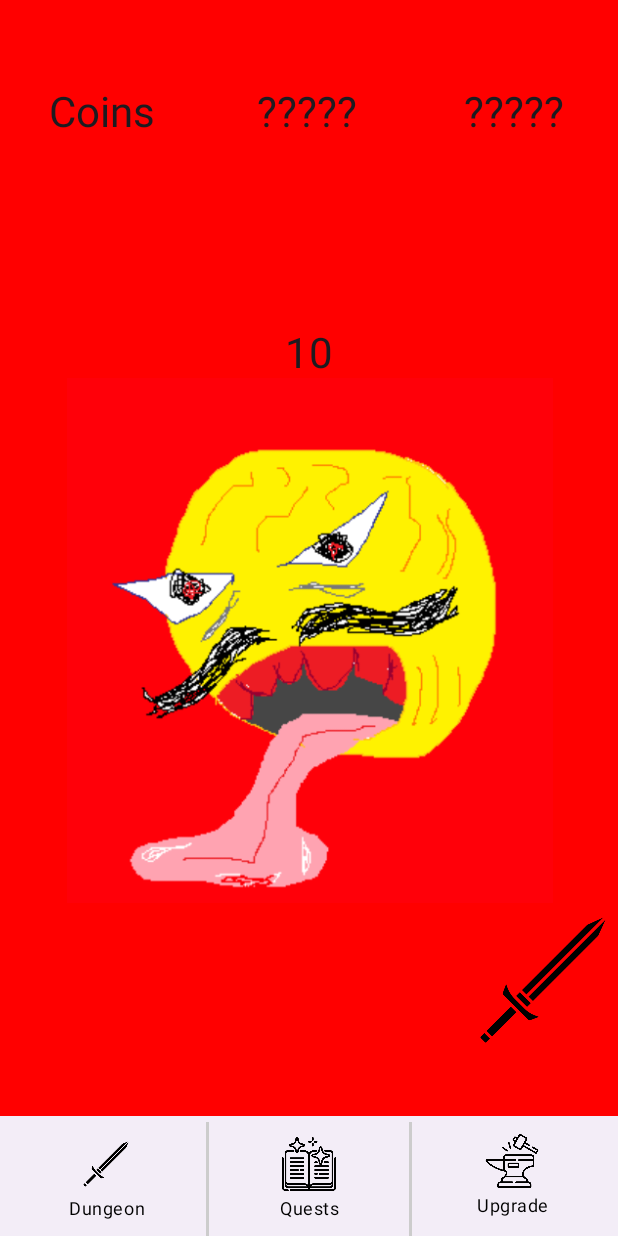
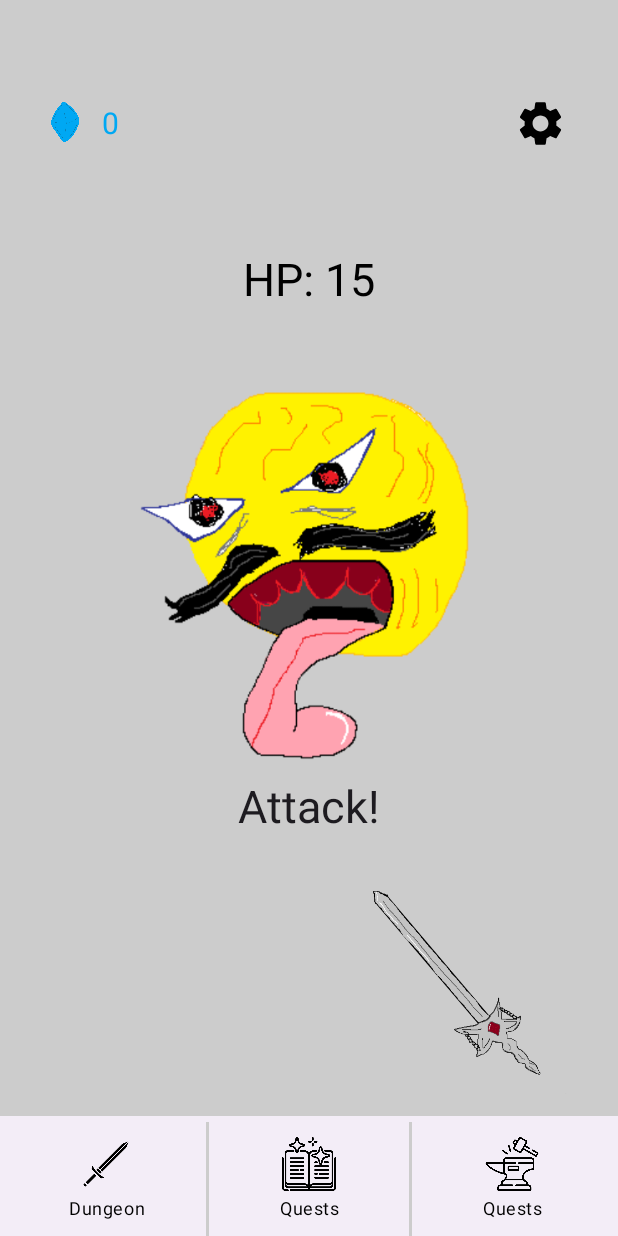
Before and after one commit to pablofpx/DAM_Knightly, an Android app built with Jetpack Compose: the GameScreen screen opened through its navigation route, on a phone screen of 412 x 824 dp. Run offline under Robolectric (Android 15) with nearby library versions, the phone set to English and light mode, and no system bars; our stand-ins replace constraintlayout-compose.

Commit message:
arte set

```diff
--- a/app/src/main/java/com/example/knight/BottomBarItem.kt
+++ b/app/src/main/java/com/example/knight/BottomBarItem.kt
@@ -37,7 +37,7 @@ fun BottomBarItem(imageRes: Int, text: String, onClick: () -> Unit) {
         colors = ButtonDefaults.buttonColors(
             containerColor = Color.Transparent, // Fondo transparente
             contentColor = Color.Black), // color del contenido
-        onClick = {}
+        onClick = { onClick() }
     ) {
         Column(
             modifier = Modifier,
--- a/app/src/main/java/com/example/knight/MainActivity.kt
+++ b/app/src/main/java/com/example/knight/MainActivity.kt
@@ -1,85 +1,63 @@
 package com.example.knight
 
-import android.annotation.SuppressLint
-import android.net.wifi.hotspot2.pps.HomeSp
+import android.content.Context
 import android.os.Bundle
+import android.util.Log
+import android.widget.Toast
 import androidx.activity.ComponentActivity
+import androidx.activity.compose.BackHandler
 import androidx.activity.compose.setContent
 import androidx.activity.enableEdgeToEdge
+import androidx.compose.animation.core.Animatable
+import androidx.compose.animation.core.AnimationVector1D
+import androidx.compose.animation.core.VectorConverter
+import androidx.compose.animation.core.tween
 import androidx.compose.foundation.Image
 import androidx.compose.foundation.background
 import androidx.compose.foundation.border
 import androidx.compose.foundation.clickable
-import androidx.compose.foundation.gestures.snapping.SnapPosition
-import androidx.compose.foundation.horizontalScroll
 import androidx.compose.foundation.interaction.MutableInteractionSource
 import androidx.compose.foundation.layout.Arrangement
 import androidx.compose.foundation.layout.Box
 import androidx.compose.foundation.layout.Column
-import androidx.compose.foundation.layout.PaddingValues
 import androidx.compose.foundation.layout.Row
 import androidx.compose.foundation.layout.Spacer
-import androidx.compose.foundation.layout.WindowInsets
-import androidx.compose.foundation.layout.asPaddingValues
 import androidx.compose.foundation.layout.fillMaxHeight
 import androidx.compose.foundation.layout.fillMaxSize
 import androidx.compose.foundation.layout.fillMaxWidth
 import androidx.compose.foundation.layout.height
-import androidx.compose.foundation.layout.navigationBars
+import androidx.compose.foundation.layout.offset
 import androidx.compose.foundation.layout.padding
 import androidx.compose.foundation.layout.size
-import androidx.compose.foundation.layout.width
-import androidx.compose.foundation.layout.wrapContentSize
-import androidx.compose.foundation.shape.RoundedCornerShape
-import androidx.compose.foundation.verticalScroll
-import androidx.compose.material.icons.Icons
-import androidx.compose.material.icons.filled.AddCircle
+import androidx.compose.material3.AlertDialog
 import androidx.compose.material3.BottomAppBar
-import androidx.compose.material3.Button
-import androidx.compose.material3.ButtonDefaults
-import androidx.compose.material3.Divider
-import androidx.compose.material3.ExperimentalMaterial3Api
-import androidx.compose.material3.HorizontalDivider
-import androidx.compose.material3.Icon
-import androidx.compose.material3.MaterialTheme
 import androidx.compose.material3.Scaffold
-import androidx.compose.material3.Surface
 import androidx.compose.material3.Text
-import androidx.compose.material3.TopAppBar
-import androidx.compose.material3.TopAppBarColors
+import androidx.compose.material3.TextButton
 import androidx.compose.material3.VerticalDivider
-import androidx.compose.material3.minimumInteractiveComponentSize
 import androidx.compose.runtime.Composable
 import androidx.compose.runtime.getValue
 import androidx.compose.runtime.mutableStateOf
 import androidx.compose.runtime.remember
+import androidx.compose.runtime.rememberCoroutineScope
+import androidx.compose.runtime.saveable.rememberSaveable
 import androidx.compose.runtime.setValue
 import androidx.compose.ui.Alignment
 import androidx.compose.ui.Modifier
-import androidx.compose.ui.draw.clip
-import androidx.compose.ui.graphics.Brush
 import androidx.compose.ui.graphics.Color
-import androidx.compose.ui.graphics.RectangleShape
-import androidx.compose.ui.graphics.Vertices
-import androidx.compose.ui.layout.ContentScale
-import androidx.compose.ui.modifier.modifierLocalMapOf
+import androidx.compose.ui.graphics.graphicsLayer
+import androidx.compose.ui.platform.LocalContext
 import androidx.compose.ui.res.painterResource
-import androidx.compose.ui.text.font.FontFamily
-import androidx.compose.ui.text.font.FontWeight
-import androidx.compose.ui.text.style.TextAlign
 import androidx.compose.ui.tooling.preview.Preview
+import androidx.compose.ui.tooling.preview.PreviewParameter
+import androidx.compose.ui.unit.IntOffset
 import androidx.compose.ui.unit.dp
 import androidx.compose.ui.unit.sp
 import androidx.constraintlayout.compose.ConstraintLayout
-import androidx.core.view.WindowCompat
-import androidx.core.view.WindowInsetsControllerCompat
-import androidx.navigation.NavHostController
-import androidx.navigation.compose.NavHost
-import androidx.navigation.compose.composable
 import androidx.navigation.compose.rememberNavController
+import com.example.knight.core.navigation.Game
 import com.example.knight.core.navigation.NavigationWrapper
-import com.example.knight.ui.theme.KnightTheme
-import kotlin.concurrent.fixedRateTimer
+import kotlinx.coroutines.launch
 
 class MainActivity : ComponentActivity() {
     override fun onCreate(savedInstanceState: Bundle?) {
@@ -91,134 +69,222 @@ class MainActivity : ComponentActivity() {
     }
 }
 
-// crear el navhostcontroller de cero con un tutorial
-@Composable
-fun AppGame() {
-}
-
- // si pongo preview no puedo verlo por la funcion lambda
 
 @Preview
 @Composable
-fun GameScreen() {
+fun GameScreenPreview() {
+    GameScreen()
+}
+
+// juego
+@Composable
+fun GameScreen(onExit: () -> Unit = {}) {
+    var showExitConfirmation by remember { mutableStateOf(false) }
+
+    BackHandler {
+        showExitConfirmation = true // dialogo de confirmacion
+    }
+
+    // trigger del dialogo
+    if (showExitConfirmation) {
+        AlertDialog(
+            onDismissRequest = { showExitConfirmation = false },
+            title = { Text("Exit game?") },
+            text = { Text("Are you sure you want to leave?") },
+            confirmButton = {
+                TextButton(onClick = { onExit() }) {
+                    Text("Exit")
+                }
+            },
+            dismissButton = {
+                TextButton(onClick = { showExitConfirmation = false }) {
+                    Text("Cancel")
+                }
+            }
+        )
+    }
     // la idea es hacer una barra bonita arriba con las monedas
     // en el centro el monigote
     // y abajo un botón para pulsar y las quests para ganar más monedas
     Scaffold (
         topBar = { },
         content = { paddingValues ->
-            ConstraintContent(modifier = Modifier.padding(paddingValues))
+            Content(modifier = Modifier.padding(paddingValues))
         },
-        bottomBar = { BottomBar()}
+        bottomBar = {
+            BottomBar()
+        }
     )
 
 }
 
-var hp:Int = 10; // una variable que varía en función del bicho (va escalando etc)
+// una variable que varía en función del bicho (va escalando etc)
 // fun Monster(string: String) : Int { // depende de la imagen del bicho
 
+
 @Composable
-fun Content() {
-    Column (
+fun Content(modifier: Modifier) {
+    var monsters = listOf(
+        R.drawable.physical_pakman,
+        R.drawable.ghost_star,
+        R.drawable.ghost_squid
+    )
+
+    var hpInitial = 15;
+    var hp by remember { mutableStateOf(15) }
+    var currentMonsterIndex by remember { mutableStateOf(0)}
+    val currentMonster = monsters[currentMonsterIndex]
+    var coins by remember { mutableStateOf(0) }
+
+    //animationss
+    val shakeOffset = remember { Animatable(0f) }
+    val hpScale = remember { Animatable(1f, Float.VectorConverter) }
+
+    val coroutineScope = rememberCoroutineScope()
+
+    Column(
         modifier = Modifier
-            .fillMaxWidth()
-            .height(100.dp),
-        horizontalAlignment = Alignment.End,
-        verticalArrangement = Arrangement.Bottom
-    ){
-        Row (
+            .background(Color.LightGray)
+            .fillMaxSize()
+            .padding(16.dp), // dudas de si llenar o no toda la pantalla
+        horizontalAlignment = Alignment.CenterHorizontally,
+        verticalArrangement = Arrangement.Top
+    ) {
+        // menu de monedas, etc
+        TopMenu(coins)
+
+        Spacer(modifier = Modifier.height(16.dp))
+
+        // monstruo // la idea es que haya que tapear para bajarle la vida
+        // cuando muera recibes una cantidad de oro random
+        Box(
             modifier = Modifier
-                .fillMaxHeight(0.5f)
-                .fillMaxWidth(),
-            verticalAlignment = Alignment.CenterVertically,
-        ){
+                .fillMaxWidth()
+                .weight(1f)
+                .clickable(interactionSource = remember { MutableInteractionSource() },
+                    indication = null
+                ) {
+                    // queda pendiente hacer escalado de vida
+                    hp -= 2 // el daño va a variar en función del arma
+                    if (hp <= 0) {
+                        val randomIncrement = (2..5).random()
+
+                        val newMaxHp = (hpInitial + randomIncrement).coerceAtMost(60)
+                        hp = newMaxHp
+                        hpInitial = newMaxHp
+                        // si muere escoge otro
+                        // reinicia su vida pero depende del monstruo (WIP)
+                        currentMonsterIndex = (monsters.indices).random()
+                        // ganar monedas
+                        coins+= (2..4).random()
+                    }
+
+                    coroutineScope.launch {
+                        triggerShakeAnimation(shakeOffset)
+                        triggerHPScaleAnimation(hpScale)
+                    }
+                },
+            contentAlignment = Alignment.Center
+        ) {
+            Column(
+                modifier = Modifier.padding(16.dp),
+                verticalArrangement = Arrangement.Center,
+                horizontalAlignment = Alignment.CenterHorizontally
+            ) {
+                // hp del bicho
+                Text(
+                    modifier = Modifier
+                        .graphicsLayer(scaleX = hpScale.value, scaleY = hpScale.value)
+                        .padding(bottom = 16.dp),
+                    text = "HP: $hp",
+                    fontSize = 30.sp,
+                    color = if (hp > 7) Color.Black else Color.Red
+                )
+
+                // bicho que varía aleatoriamente de imagen
+                Image(
+                    painter = painterResource(currentMonster),
+                    contentDescription = "Monster",
+                    modifier = Modifier
+                        .size(300.dp)
+                        .offset { IntOffset(shakeOffset.value.toInt(), 0) }
+                )
+            }
+            // mensaje para incentivar a pulsar
             Text(
                 modifier = Modifier
-                    .fillMaxWidth(0.33f),
-                text = "Coins",
-                fontSize = 28.sp,
-                textAlign = TextAlign.Center,
-            )
-            Text(
-                modifier = Modifier
-                    .fillMaxWidth(0.5f),
-                text = "?????",
-                fontSize = 28.sp,
-                textAlign = TextAlign.Center,
-            )
-            Text(
-                modifier = Modifier
-                    .fillMaxWidth(),
-                text = "?????",
-                fontSize = 28.sp,
-                textAlign = TextAlign.Center,
+                    .align(Alignment.BottomCenter),
+                text = "Attack!",
+                fontSize = 30.sp
             )
         }
-    }
-    // lo suyo es hacer variables para la vida del bicho y cada
-    // vez que se hace click le haces un daño random entre 1-3
-    // cuando muere sumas monedas
-    Column(
-        modifier = Modifier
-            .fillMaxWidth()
-            .fillMaxHeight()
-            .padding(top = 100.dp),
-        verticalArrangement = Arrangement.Center,
-        horizontalAlignment = Alignment.CenterHorizontally
-    ){
-        // hp del bicho // stats
-        Row (
-            modifier = Modifier
-                .fillMaxWidth(),
-            verticalAlignment = Alignment.CenterVertically,
-            horizontalArrangement = Arrangement.Center
-        ){
-            Text(
-                modifier = Modifier,
-                text = hp.toString(),
-                fontSize = 28.sp
-            )
+
+        Spacer(modifier = Modifier.height(16.dp))
+
+        // espada y magia
+        var alignment: Alignment
+        val weapon: Int
+
+        if (currentMonsterIndex % 2 == 0) {
+            weapon = R.drawable.weapon_sword
+            alignment = Alignment.TopEnd
+        } else {
+            weapon = R.drawable.weapon_hand
+            alignment = Alignment.TopStart
         }
-       // bicho
-        Row (
-            modifier = Modifier
-                .size(350.dp)
-                .fillMaxWidth(),
-            verticalAlignment = Alignment.CenterVertically,
-            horizontalArrangement = Arrangement.Center
-        ){
-           Image(
-               painter = painterResource(R.drawable.pacmanred),
-               contentDescription = "monster1",
-               modifier = Modifier
-                   .fillMaxSize()
-           )
-        }
-        Column ( // arma // no deja ampliar el tamaño
+
+        Box(
             modifier = Modifier
                 .fillMaxWidth()
-                .fillMaxHeight(0.3f),
-            horizontalAlignment = Alignment.End,
-            verticalArrangement = Arrangement.Bottom
-        ){
-            Column (
-                modifier = Modifier
-                    .width(100.dp)
-                    .fillMaxHeight(),
-                horizontalAlignment = Alignment.End
-            ){
+                .height(220.dp), // Ajustar el tamaño de la espada
+            contentAlignment = alignment
+        ) {
+            Row {
                 Image(
-                    painter = painterResource(R.drawable.sword),
-                    contentDescription = "monster1",
+                    painter = painterResource(weapon),
+                    contentDescription = "weapons",
                     modifier = Modifier
-                        .fillMaxHeight()
+                        .fillMaxHeight(0.8f)
                 )
             }
         }
+        Spacer(modifier = Modifier.height(16.dp))
     }
+
 }
 
+
+// funciones para animar los efectos
+suspend fun triggerShakeAnimation(shakeOffset: Animatable<Float, AnimationVector1D>) {
+    shakeOffset.animateTo(
+        targetValue = 20f,
+        animationSpec = tween(durationMillis = 50)
+    )
+    shakeOffset.animateTo(
+        targetValue = -20f,
+        animationSpec = tween(durationMillis = 50)
+    )
+    shakeOffset.animateTo(
+        targetValue = 0f,
+        animationSpec = tween(durationMillis = 50)
+    )
+}
+
+suspend fun triggerHPScaleAnimation(hpScale: Animatable<Float, AnimationVector1D>) {
+    hpScale.animateTo(
+        targetValue = 1.3f,
+        animationSpec = tween(durationMillis = 50)
+    )
+    hpScale.animateTo(
+        targetValue = 1f,
+        animationSpec = tween(durationMillis = 50)
+    )
+}
+
+//  no lo voy a usar porque no hace falta
 val interactionSource = MutableInteractionSource()
+
+
 @Composable
 fun ConstraintContent(modifier: Modifier = Modifier) {
     ConstraintLayout(
@@ -238,13 +304,16 @@ fun ConstraintContent(modifier: Modifier = Modifier) {
               .fillMaxSize()
               .clickable (interactionSource = interactionSource, indication = null){  } // elimina el efecto
         ) {
-            Content()
         }
     }
 }
+
 // shape = RoundedCornerShape(50.dp)
 @Composable
-fun BottomBar(modifier: Modifier = Modifier){
+fun BottomBar() {
+    var show by rememberSaveable { mutableStateOf(false) }
+    val context = LocalContext.current
+
     BottomAppBar(
         modifier = Modifier
             .background(Color.White)
@@ -255,24 +324,34 @@ fun BottomBar(modifier: Modifier = Modifier){
             horizontalArrangement = Arrangement.SpaceEvenly,
             verticalAlignment = Alignment.CenterVertically
         ) {
-            // Añadimos tres elementos
             BottomBarItem(
-                imageRes = R.drawable.sword, // Icono de ejemplo
+                imageRes = R.drawable.sword,
                 text = "Dungeon",
-                onClick = { /* Acción del botón 1 */ }
+                onClick = { }
             )
             VerticalDivider(color = Color.LightGray, thickness = 2.dp) // está por verse
             BottomBarItem(
-                imageRes = R.drawable.magicbook, // Icono de ejemplo
+                imageRes = R.drawable.magicbook,
                 text = "Quests",
-                onClick = { /* Acción del botón 2 */ }
+                onClick = { toastWIP(context) }
             )
             VerticalDivider(color = Color.LightGray, thickness = 2.dp)
             BottomBarItem(
-                imageRes = R.drawable.anvil, // Icono de ejemplo
-                text = "Upgrades",
-                onClick = { /* Acción del botón 3 */ }
+                imageRes = R.drawable.anvil,
+                text = "Quests",
+                onClick = { show = true }
+            )
+            SettingsDialog(
+                show = show,
+                onDismissRequest = { show = false },
+                onConfirmation = {
+                    show = false
+                }
             )
         }
     }
 }
+
+fun toastWIP(context: Context) {
+    Toast.makeText(context, "Still in development...", Toast.LENGTH_SHORT).show()
+}
--- /dev/null
+++ b/app/src/main/java/com/example/knight/TopMenu.kt
@@ -0,0 +1,80 @@
+package com.example.knight
+
+import android.inputmethodservice.Keyboard
+import androidx.compose.foundation.Image
+import androidx.compose.foundation.border
+import androidx.compose.foundation.layout.Arrangement
+import androidx.compose.foundation.layout.Box
+import androidx.compose.foundation.layout.Column
+import androidx.compose.foundation.layout.Row
+import androidx.compose.foundation.layout.Spacer
+import androidx.compose.foundation.layout.fillMaxHeight
+import androidx.compose.foundation.layout.fillMaxSize
+import androidx.compose.foundation.layout.fillMaxWidth
+import androidx.compose.foundation.layout.height
+import androidx.compose.foundation.layout.padding
+import androidx.compose.foundation.layout.size
+import androidx.compose.foundation.layout.width
+import androidx.compose.foundation.shape.RoundedCornerShape
+import androidx.compose.material3.Icon
+import androidx.compose.material3.IconButton
+import androidx.compose.material3.Text
+import androidx.compose.runtime.Composable
+import androidx.compose.ui.Alignment
+import androidx.compose.ui.Modifier
+import androidx.compose.ui.draw.clip
+import androidx.compose.ui.graphics.Color
+import androidx.compose.ui.res.colorResource
+import androidx.compose.ui.res.painterResource
+import androidx.compose.ui.text.font.FontWeight
+import androidx.compose.ui.text.style.TextAlign
+import androidx.compose.ui.tooling.preview.Preview
+import androidx.compose.ui.unit.dp
+import androidx.compose.ui.unit.sp
+
+@Composable
+fun TopMenu(coins: Int) {
+    Box (
+        modifier = Modifier
+            .padding(top = 30.dp)
+            .fillMaxWidth(),
+        contentAlignment = Alignment.Center
+    ){
+        Row (
+            modifier = Modifier
+                .padding(12.dp)
+                .fillMaxWidth(),
+            horizontalArrangement = Arrangement.SpaceBetween,
+            verticalAlignment = Alignment.CenterVertically
+        ){
+            Row (
+                verticalAlignment = Alignment.CenterVertically
+            ){
+                Image(
+                    painter = painterResource(R.drawable.currency),
+                    contentDescription = "coins",
+                    modifier = Modifier
+                        .size(30.dp)
+                )
+                Spacer(modifier = Modifier.width(10.dp))
+                Text(
+                    modifier = Modifier,
+                    text = coins.toString(),
+                    fontSize = 20.sp,
+                    color = colorResource(id = R.color.coin_blue)
+                )
+            }
+
+            IconButton(
+                onClick = {  }
+            ) {
+                Icon(
+                    painter = painterResource(R.drawable.homescreen_settings),
+                    contentDescription = "Settings",
+                    tint = Color.Black,
+                    modifier = Modifier.size(35.dp)
+                )
+            }
+        }
+    }
+}
--- a/app/src/main/java/com/example/knight/core/navigation/NavigationWrapper.kt
+++ b/app/src/main/java/com/example/knight/core/navigation/NavigationWrapper.kt
@@ -1,7 +1,10 @@
 package com.example.knight.core.navigation
 
+import android.app.Activity
+import androidx.activity.compose.BackHandler
 import androidx.compose.runtime.Composable
 import androidx.compose.runtime.internal.composableLambda
+import androidx.compose.ui.platform.LocalContext
 import androidx.navigation.NavController
 import androidx.navigation.compose.NavHost
 import androidx.navigation.compose.composable
@@ -9,19 +12,22 @@ import androidx.navigation.compose.rememberNavController
 import com.example.knight.GameScreen
 import com.example.knight.Home
 import com.example.knight.MainActivity
+import kotlin.coroutines.coroutineContext
 
 // esto es para manejar la navegacion
 
 @Composable
 fun NavigationWrapper() {
     val navController = rememberNavController()
+    val context = LocalContext.current as Activity
     NavHost(navController = navController, startDestination = Home) {
         composable<Home>{
             Home { navController.navigate(Game) }
         }
 
         composable<Game> {
-            GameScreen()
+            // lambda para que salga directamente
+            GameScreen(onExit = { context.finish() })
         }
     }
 }
--- a/app/src/main/res/values/colors.xml
+++ b/app/src/main/res/values/colors.xml
@@ -7,4 +7,5 @@
     <color name="teal_700">#FF018786</color>
     <color name="black">#FF000000</color>
     <color name="white">#FFFFFFFF</color>
+    <color name="coin_blue">#00a8f3</color>
 </resources>
```
Also changed, not shown: app/src/main/java/com/example/knight/SettingsDialog.kt (added, +81 -0 lines), app/src/main/res/drawable/bicharraco.png (deleted), app/src/main/res/drawable/bicharracoredbg.png (deleted), app/src/main/res/drawable/currency.png (added), app/src/main/res/drawable/dolar.png (added), app/src/main/res/drawable/ghost_squid.png (added), app/src/main/res/drawable/ghost_star.png (added), app/src/main/res/drawable/pacmanred.png (deleted), app/src/main/res/drawable/physical_pakman.png (added), app/src/main/res/drawable/weapon_hand.png (added), app/src/main/res/drawable/weapon_sword.png (added).
